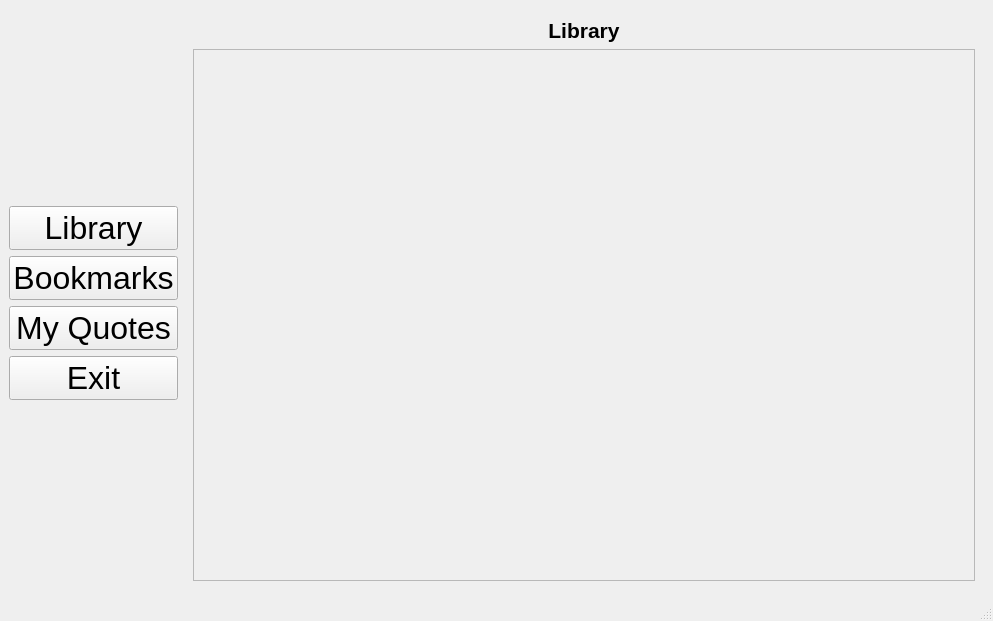
First picture: the form in data/design.ui, repository Selmentausen/Yandex-PyQt5-Project, before the edit.
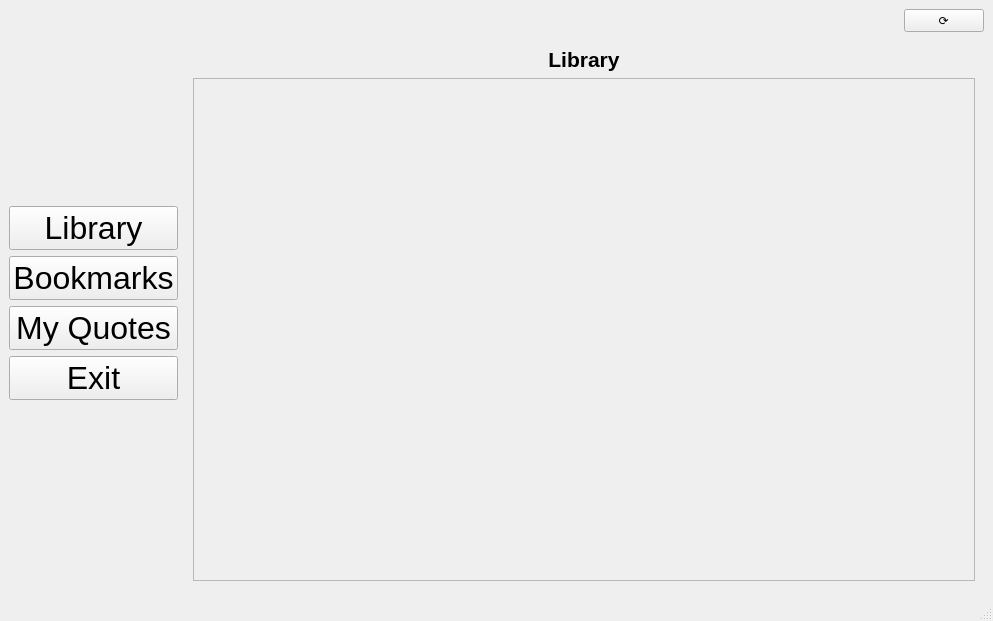
Second picture: the form after the edit. Icons and pictures are not drawn.

The edit to the form file:
```diff
--- a/data/design.ui
+++ b/data/design.ui
@@ -98,7 +98,29 @@
      </layout>
     </item>
     <item>
-     <layout class="QVBoxLayout" name="ViewLayout" stretch="0">
+     <layout class="QVBoxLayout" name="ViewLayout" stretch="0,0">
+      <item>
+       <widget class="QPushButton" name="refreshPushButton">
+        <property name="sizePolicy">
+         <sizepolicy hsizetype="Maximum" vsizetype="Maximum">
+          <horstretch>0</horstretch>
+          <verstretch>0</verstretch>
+         </sizepolicy>
+        </property>
+        <property name="layoutDirection">
+         <enum>Qt::RightToLeft</enum>
+        </property>
+        <property name="text">
+         <string>⟳</string>
+        </property>
+        <property name="iconSize">
+         <size>
+          <width>8</width>
+          <height>8</height>
+         </size>
+        </property>
+       </widget>
+      </item>
       <item>
        <widget class="QStackedWidget" name="stackedWidget">
         <property name="currentIndex">
@@ -152,7 +174,7 @@
                <x>0</x>
                <y>0</y>
                <width>745</width>
-               <height>507</height>
+               <height>478</height>
               </rect>
              </property>
              <layout class="QVBoxLayout" name="verticalLayout_2">
```
Left out of the diff: 4 changed lines with no effect on the pictures.
